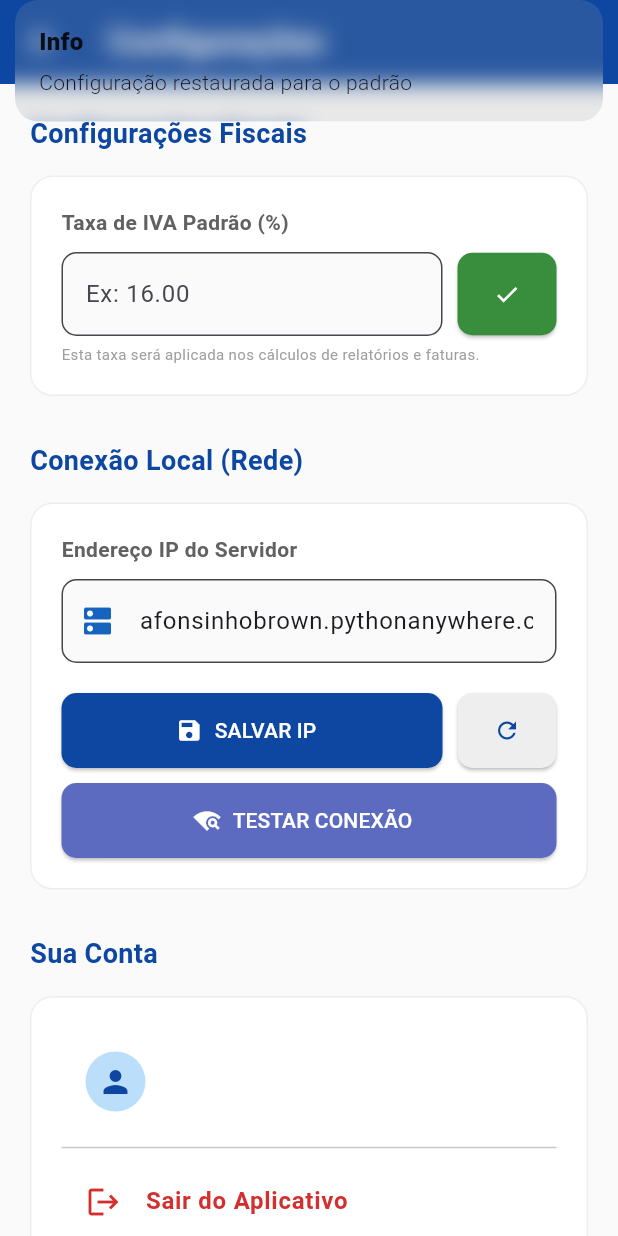
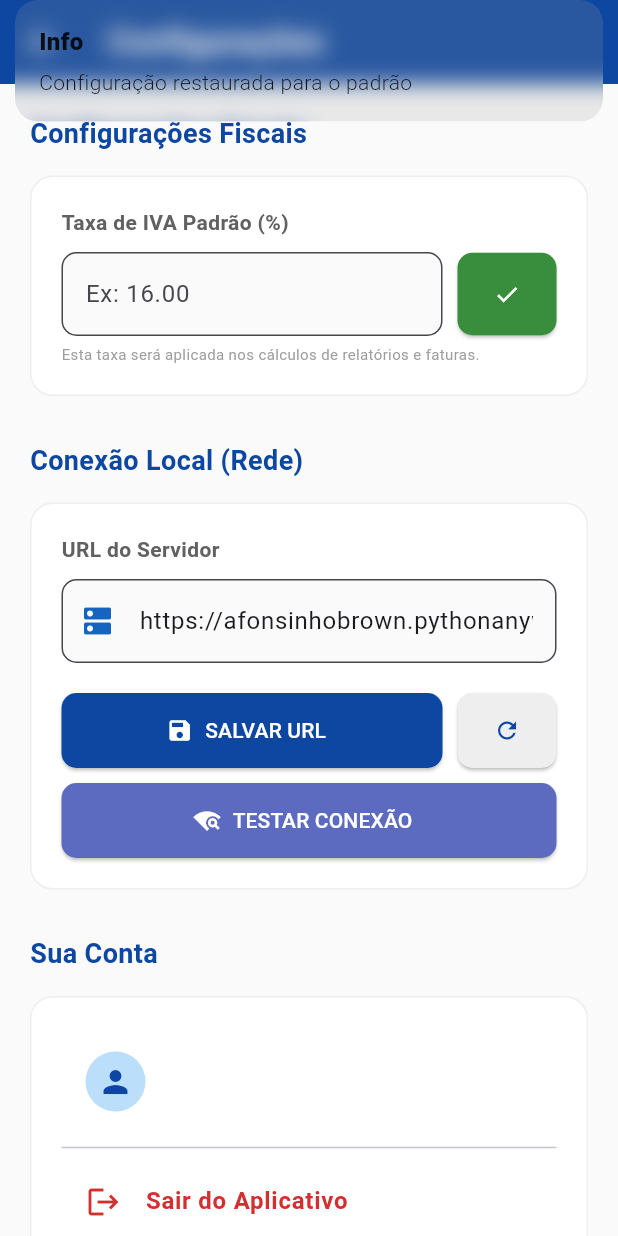
Before and after one commit to afonsinhobrown/gestorfarmacias, a Flutter app: the SettingsPage screen opened by its route, after a tap on the "refresh" icon, on a phone screen of 412 x 824 dp. Run offline on Flutter 3.47's test engine with Material 3 defaults, Android fonts, the phone set to English and light mode, and no system bars; our stand-ins replace dio, get, get_storage, image_picker; accounts and stored records are empty; network calls fail.

Commit message:
Fix: Finalize Mobile settings and URL handling

```diff
--- a/mobile/lib/app/ui/pages/settings_page/settings_page.dart
+++ b/mobile/lib/app/ui/pages/settings_page/settings_page.dart
@@ -25,13 +25,7 @@ class _SettingsPageState extends State<SettingsPage> {
   @override
   void initState() {
     super.initState();
-    // Extrai apenas o IP do baseUrl atual
-    String currentUrl = _config.baseUrl.value;
-    if (currentUrl.contains('://')) {
-      String afterProtocol = currentUrl.split('://')[1];
-      String ip = afterProtocol.split(':')[0];
-      _ipController.text = ip;
-    }
+    _ipController.text = _config.baseUrl.value;
     _loadFarmaciaData();
   }
 
@@ -72,18 +66,17 @@ class _SettingsPageState extends State<SettingsPage> {
   }
 
   void _saveConfig() {
-    String ip = _ipController.text.trim();
-    if (ip.isEmpty) {
-      Get.snackbar('Erro', 'Por favor, insira um endereço IP válido');
+    String input = _ipController.text.trim();
+    if (input.isEmpty) {
+      Get.snackbar('Erro', 'Por favor, insira uma URL ou IP válido');
       return;
     }
 
-    String newUrl = 'http://$ip:8000/api/v1/';
-    _config.updateBaseUrl(newUrl);
+    _config.updateBaseUrl(input);
 
     Get.snackbar(
       'Sucesso',
-      'Servidor configurado! Teste a conexão antes de fazer login.',
+      'Servidor configurado! URL atual:\n${_config.baseUrl.value}',
       backgroundColor: Colors.green[100],
       duration: Duration(seconds: 4)
     );
@@ -91,19 +84,14 @@ class _SettingsPageState extends State<SettingsPage> {
 
   void _resetToDefault() {
     _config.resetToDefault();
-    String currentUrl = _config.baseUrl.value;
-    if (currentUrl.contains('://')) {
-      String afterProtocol = currentUrl.split('://')[1];
-      String ip = afterProtocol.split(':')[0];
-      _ipController.text = ip;
-    }
+    _ipController.text = _config.baseUrl.value;
     Get.snackbar('Info', 'Configuração restaurada para o padrão');
   }
 
   Future<void> _testConnection() async {
-    String ip = _ipController.text.trim();
-    if (ip.isEmpty) {
-      Get.snackbar('Erro', 'Digite um IP primeiro');
+    String url = _ipController.text.trim();
+    if (url.isEmpty) {
+      Get.snackbar('Erro', 'Digite a URL primeiro');
       return;
     }
 
@@ -113,10 +101,14 @@ class _SettingsPageState extends State<SettingsPage> {
     );
 
     try {
-      final testUrl = 'http://$ip:8000/api/v1/';
+      // Usa a lógica do ConfigService para normalizar a URL temporariamente
+      String testUrl = url;
+      if (!testUrl.startsWith('http')) testUrl = 'https://$testUrl';
+      if (!testUrl.contains('/api/v1')) testUrl = testUrl.endsWith('/') ? '${testUrl}api/v1/' : '$testUrl/api/v1/';
+
       final dio = Dio();
       dio.options.baseUrl = testUrl;
-      dio.options.connectTimeout = Duration(seconds: 5);
+      dio.options.connectTimeout = Duration(seconds: 10);
 
       final response = await dio.get('auth/login/');
 
@@ -125,7 +117,7 @@ class _SettingsPageState extends State<SettingsPage> {
       if (response.statusCode == 405 || response.statusCode == 200 || response.statusCode == 400) {
         Get.snackbar(
           'Sucesso! ✅',
-          'Servidor encontrado em $testUrl\nVocê pode fazer login agora!',
+          'Servidor encontrado!\nLink: $testUrl',
           backgroundColor: Colors.green[100],
           duration: Duration(seconds: 5),
         );
@@ -136,7 +128,7 @@ class _SettingsPageState extends State<SettingsPage> {
       Get.back();
       Get.snackbar(
         'Erro de Conexão ❌',
-        'Não foi possível conectar ao servidor.\n\nVerifique:\n1. O IP está correto?\n2. O servidor está rodando?\n3. Você está na mesma rede Wi-Fi?',
+        'Não foi possível conectar ao servidor.\n\nVerifique a URL e sua conexão.',
         backgroundColor: Colors.red[100],
         duration: Duration(seconds: 6),
       );
@@ -224,20 +216,19 @@ class _SettingsPageState extends State<SettingsPage> {
                 crossAxisAlignment: CrossAxisAlignment.start,
                 children: [
                   Text(
-                    'Endereço IP do Servidor',
+                    'URL do Servidor',
                     style: TextStyle(fontSize: 14, fontWeight: FontWeight.bold, color: Colors.grey[700]),
                   ),
                   SizedBox(height: 10),
                   TextField(
                     controller: _ipController,
                     decoration: InputDecoration(
-                      hintText: 'Ex: 192.168.100.3',
+                      hintText: 'Ex: https://dominio.com',
                       prefixIcon: Icon(Icons.dns, color: Colors.blue[800]),
                       border: OutlineInputBorder(borderRadius: BorderRadius.circular(10)),
                       filled: true,
                       fillColor: Colors.grey[50],
                     ),
-                    keyboardType: TextInputType.numberWithOptions(decimal: true),
                   ),
                   SizedBox(height: 20),
                   Row(
@@ -246,7 +237,7 @@ class _SettingsPageState extends State<SettingsPage> {
                         child: ElevatedButton.icon(
                           onPressed: _saveConfig,
                           icon: Icon(Icons.save, color: Colors.white),
-                          label: Text('SALVAR IP', style: TextStyle(color: Colors.white)),
+                          label: Text('SALVAR URL', style: TextStyle(color: Colors.white)),
                           style: ElevatedButton.styleFrom(
                             backgroundColor: Colors.blue[900],
                             minimumSize: Size(double.infinity, 50),
@@ -335,7 +326,7 @@ class _SettingsPageState extends State<SettingsPage> {
               child: Column(
                 children: [
                   Text('GestorFarma Pro', style: TextStyle(fontSize: 16, fontWeight: FontWeight.bold, color: Colors.grey[700])),
-                  Text('Versão Business 1.1.0', style: TextStyle(fontSize: 12, color: Colors.grey[500])),
+                  Text('Versão Business 1.1.2', style: TextStyle(fontSize: 12, color: Colors.grey[500])),
                   SizedBox(height: 10),
                   Text('© 2026 - Gestão Farmacêutica Inteligente', style: TextStyle(fontSize: 10, color: Colors.grey[400])),
                 ],
```
